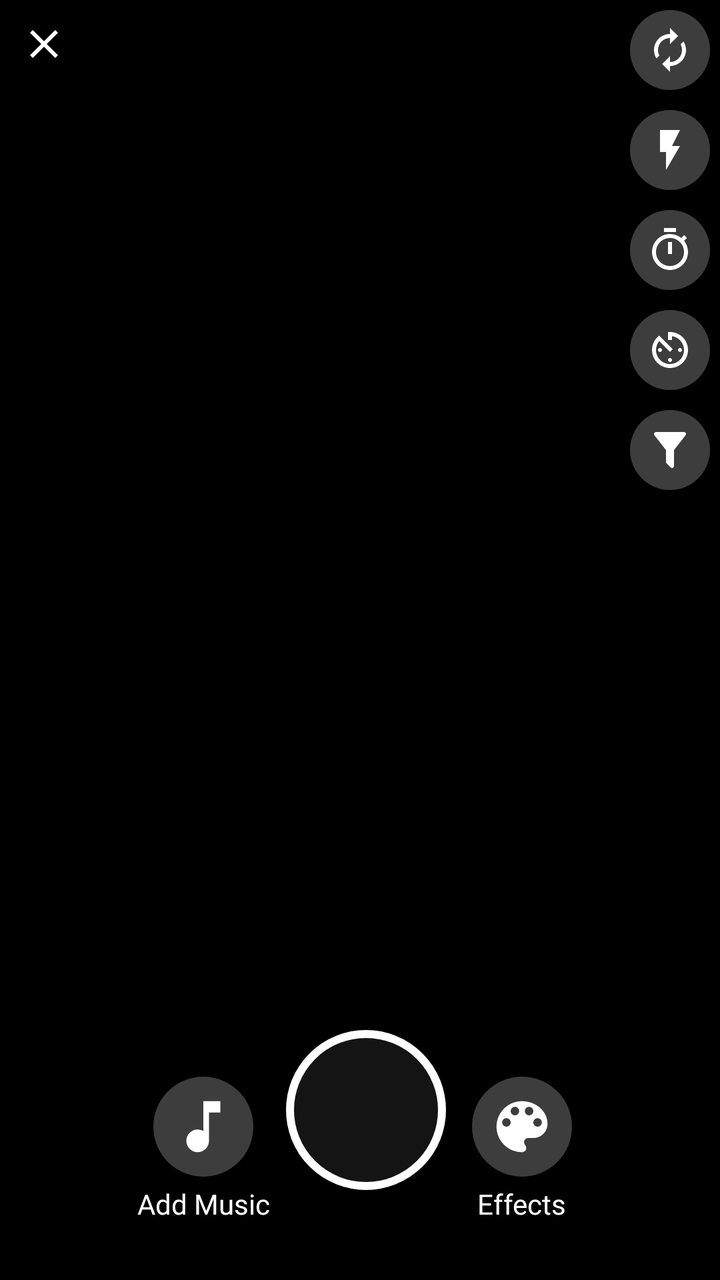
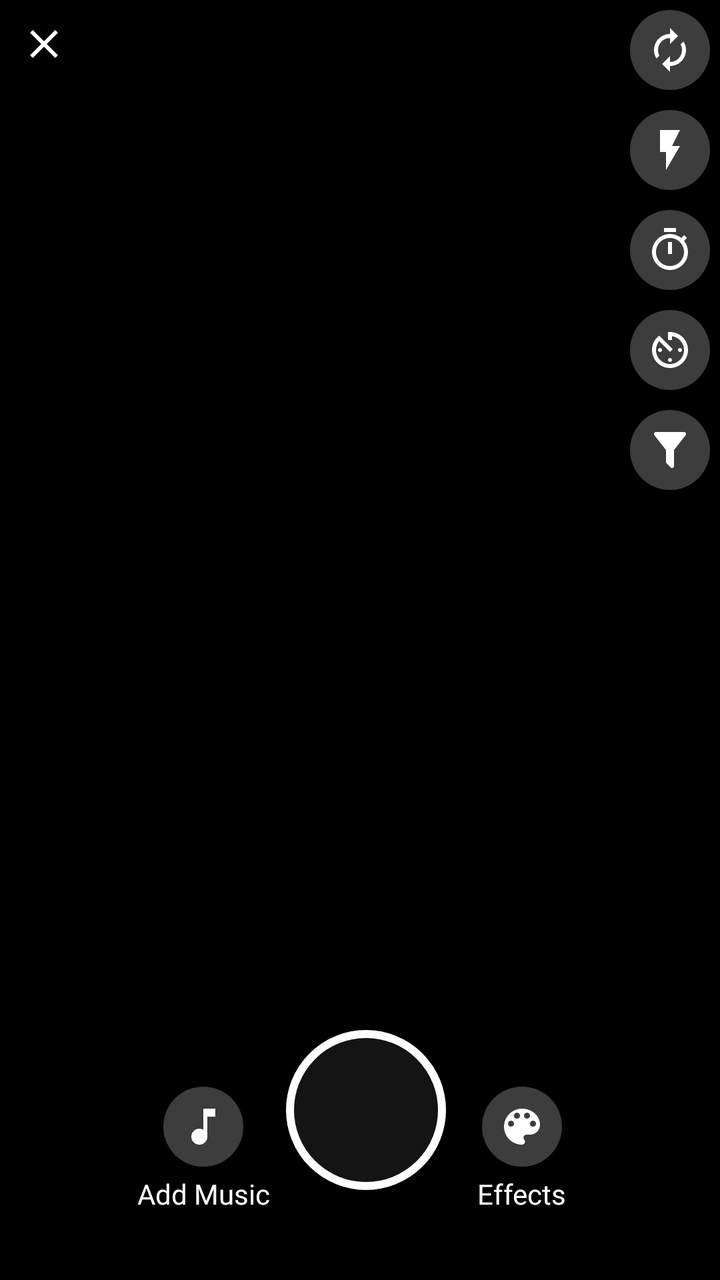

Before-and-after screenshots of an Android layout around one commit, followed by the original layout XML and the change that was made.
<!-- AndroidManifest.xml: application theme AppTheme -->
<!-- res/layout/fragment_selfie.xml -->
<?xml version="1.0" encoding="utf-8"?>
<RelativeLayout xmlns:android="http://schemas.android.com/apk/res/android"
    xmlns:tools="http://schemas.android.com/tools"
    xmlns:app="http://schemas.android.com/apk/res-auto"
    android:layout_width="match_parent"
    android:layout_height="match_parent"
    android:background="#000000">



    <TextureView
        android:id="@+id/texture_view_selfie"
        android:layout_width="match_parent"
        android:layout_height="match_parent"/>

    <ProgressBar
        android:id="@+id/video_progress_bar"
        android:layout_marginStart="4dp"
        android:layout_marginEnd="4dp"
        android:layout_marginTop="10dp"
        android:max="15"
        android:visibility="gone"
        style="@style/Widget.AppCompat.ProgressBar.Horizontal"
        android:layout_width="match_parent"
        android:layout_height="6dp"/>
    <ImageButton
        android:visibility="gone"
        android:layout_margin="5dp"
        android:id="@+id/back_btn"
        android:clickable="true"
        android:focusable="true"
        android:padding="@dimen/dp5"
        android:background="?attr/selectableItemBackgroundBorderless"
        android:layout_width="wrap_content"
        android:layout_height="wrap_content"
        android:src="@drawable/ic_arrow_back"/>

    <ImageButton
        android:layout_margin="5dp"
        android:layout_below="@id/video_progress_bar"
        android:id="@+id/close_btn"
        android:clickable="true"
        android:focusable="true"
        android:padding="@dimen/dp5"
        android:background="?attr/selectableItemBackgroundBorderless"
        android:layout_width="wrap_content"
        android:layout_height="wrap_content"
        android:src="@drawable/ic_clear"/>

    <include layout="@layout/cam_actions_layout" />

    <include layout="@layout/filter_layout" />

    <include layout="@layout/effects_layout"/>

    <include layout="@layout/snap_layout" />

</RelativeLayout>
<!-- res/layout/cam_actions_layout.xml (included above) -->
<?xml version="1.0" encoding="utf-8"?>
<LinearLayout xmlns:android="http://schemas.android.com/apk/res/android"
    android:layout_below="@id/video_progress_bar"
    xmlns:tools="http://schemas.android.com/tools"
    android:id="@+id/cam_actions_layout"
    android:layout_width="wrap_content"
    android:layout_height="wrap_content"
    android:layout_alignParentEnd="true"
    android:orientation="vertical"
    tools:showIn="@layout/fragment_selfie">

    <ImageButton
        style="@style/clickableImageButton"
        android:layout_margin="5dp"
        android:id="@+id/switch_cam_btn"
        android:layout_width="wrap_content"
        android:layout_height="wrap_content"
        android:src="@drawable/ic_autorenew" />

    <ImageButton
        android:layout_margin="5dp"
        style="@style/clickableImageButton"
        android:id="@+id/flash_toggle_btn"
        android:layout_width="wrap_content"
        android:layout_height="wrap_content"
        android:src="@drawable/ic_flash_on" />

    <ImageButton
        style="@style/clickableImageButton"
        android:layout_margin="5dp"
        android:id="@+id/timer_btn"
        android:layout_width="wrap_content"
        android:layout_height="wrap_content"
        android:src="@drawable/ic_timer" />

    <ImageButton
        style="@style/clickableImageButton"
        android:layout_margin="5dp"
        android:id="@+id/speed_btn"
        android:layout_width="wrap_content"
        android:layout_height="wrap_content"
        android:src="@drawable/ic_speed" />

    <ImageButton
        style="@style/clickableImageButton"
        android:layout_margin="5dp"
        android:id="@+id/filter_btn"
        android:layout_width="wrap_content"
        android:layout_height="wrap_content"
        android:src="@drawable/ic_filter" />
</LinearLayout>
<!-- res/layout/filter_layout.xml (included above) -->
<?xml version="1.0" encoding="utf-8"?>
<LinearLayout xmlns:app="http://schemas.android.com/apk/res-auto"
    xmlns:android="http://schemas.android.com/apk/res/android"
    xmlns:tools="http://schemas.android.com/tools"
    android:visibility="gone"
    android:background="#90000000"
    android:id="@+id/filter_layout"
    android:layout_width="match_parent"
    android:layout_height="wrap_content"
    android:layout_alignParentBottom="true"
    android:orientation="vertical"
    tools:showIn="@layout/fragment_selfie">

    <com.google.android.material.tabs.TabLayout
        app:tabTextAppearance="@style/tabTextAppearance"
        android:background="#90000000"
        app:tabTextColor="@android:color/white"
        app:tabIndicatorColor="@android:color/white"
        android:id="@+id/filter_tab"
        android:layout_width="match_parent"
        android:layout_height="wrap_content" />

    <com.xheghun.vidit.XheghunViewPager
        android:id="@+id/filter_viewpager"
        android:layout_width="match_parent"
        android:layout_height="wrap_content" />
</LinearLayout>
<!-- res/layout/effects_layout.xml (included above) -->
<?xml version="1.0" encoding="utf-8"?>
<LinearLayout xmlns:app="http://schemas.android.com/apk/res-auto"
    xmlns:android="http://schemas.android.com/apk/res/android"
    xmlns:tools="http://schemas.android.com/tools"
    android:visibility="gone"
    android:background="#90000000"
    android:id="@+id/effects_layout"
    android:layout_width="match_parent"
    android:layout_height="wrap_content"
    android:layout_alignParentBottom="true"
    android:orientation="vertical"
    tools:showIn="@layout/fragment_selfie">

    <com.google.android.material.tabs.TabLayout
        app:tabTextAppearance="@style/tabTextAppearance"
        android:background="#90000000"
        app:tabTextColor="@android:color/white"
        app:tabIndicatorColor="@android:color/white"
        android:id="@+id/effects_tab"
        android:layout_width="match_parent"
        android:layout_height="wrap_content" />

    <com.xheghun.vidit.XheghunViewPager
        android:id="@+id/effects_viewpager"
        android:layout_width="match_parent"
        android:layout_height="wrap_content" />
</LinearLayout>
<!-- res/layout/snap_layout.xml (included above) -->
<?xml version="1.0" encoding="utf-8"?>
<LinearLayout xmlns:android="http://schemas.android.com/apk/res/android"
    xmlns:tools="http://schemas.android.com/tools"
    xmlns:app="http://schemas.android.com/apk/res-auto"
    android:id="@+id/snap_layout"
    android:layout_width="match_parent"
    android:layout_height="wrap_content"
    android:padding="@dimen/dp5"
    android:layout_alignParentBottom="true"
    android:orientation="horizontal"
    android:gravity="center"
    tools:showIn="@layout/fragment_selfie">


    <RelativeLayout
        android:id="@+id/add_music_btn_layout"
        android:layout_width="wrap_content"
        android:layout_height="wrap_content"
        android:layout_marginEnd="8dp">
        <ImageButton
            android:layout_centerHorizontal="true"
            android:id="@+id/lt2"
            style="@style/clickableImageButton"
            android:layout_width="wrap_content"
            android:layout_height="wrap_content"
            android:src="@drawable/ic_music_note" />

        <TextView
            android:layout_centerHorizontal="true"
            android:layout_below="@id/lt2"
            android:layout_width="wrap_content"
            android:layout_height="wrap_content"
            android:layout_marginTop="4dp"
            android:fontFamily="@font/open_sans_bold"
            android:text="@string/add_music"
            android:textColor="@android:color/white" />

        <LinearLayout
            android:layout_width="60dp"
            android:layout_height="60dp"
            android:layout_centerInParent="true"
            android:orientation="vertical"
            android:id="@+id/add_music_btn"/>

    </RelativeLayout>

    <ImageButton
        android:layout_marginTop="10dp"
        android:layout_marginBottom="30dp"
        android:id="@+id/snap_btn"
        android:layout_width="wrap_content"
        android:layout_height="wrap_content"
        android:background="@drawable/circle_outline"
        android:clickable="true"
        android:focusable="true" />

    <com.google.android.material.floatingactionbutton.FloatingActionButton
        android:visibility="gone"
        android:id="@+id/selfie_next_btn"
        android:layout_marginBottom="20dp"
        android:layout_marginStart="10dp"
        app:fabSize="mini"
        android:layout_width="wrap_content"
        android:layout_height="wrap_content"
        android:src="@drawable/ic_arrow_forward"/>

    <RelativeLayout
        android:id="@+id/effects_btn_layout"
        android:layout_width="wrap_content"
        android:layout_height="wrap_content"
        android:layout_marginStart="8dp">
        <ImageButton
            android:id="@+id/lt1"
            android:layout_centerHorizontal="true"
            style="@style/clickableImageButton"
            android:layout_width="wrap_content"
            android:layout_height="wrap_content"
            android:src="@drawable/ic_color_lens" />

        <TextView
            android:layout_centerHorizontal="true"
            android:layout_below="@id/lt1"
            android:layout_width="wrap_content"
            android:layout_height="wrap_content"
            android:layout_marginTop="4dp"
            android:fontFamily="@font/open_sans_bold"
            android:text="@string/effects"
            android:textColor="@android:color/white" />

        <LinearLayout
            android:id="@+id/effects_btn"
            android:orientation="vertical"
            android:background="?attr/selectableItemBackgroundBorderless"
            android:layout_centerInParent="true"
            android:layout_width="60dp"
            android:layout_height="60dp"/>
    </RelativeLayout>
</LinearLayout>
<!-- resources referenced by this layout -->
<resources>
  <dimen name="dp5">5dp</dimen>
  <!-- drawable circle_outline (drawable) -->
  <?xml version="1.0" encoding="utf-8"?>
  <shape xmlns:android="http://schemas.android.com/apk/res/android" android:shape="oval">
   <stroke android:color="#ffffff"
       android:width="4dp"/>
      <corners android:radius="150dp"/>
      <solid android:color="#90242424"/>
      <size android:width="80dp"
          android:height="80dp"/>
  </shape>
  <!-- drawable ic_arrow_forward (drawable) -->
  <vector android:height="24dp" android:tint="#FFFFFF"
      android:viewportHeight="24.0" android:viewportWidth="24.0"
      android:width="24dp" xmlns:android="http://schemas.android.com/apk/res/android">
      <path android:fillColor="#FF000000" android:pathData="M12,4l-1.41,1.41L16.17,11H4v2h12.17l-5.58,5.59L12,20l8,-8z"/>
  </vector>
  <!-- drawable ic_clear (drawable) -->
  <vector android:height="24dp" android:tint="#FFFFFF"
      android:viewportHeight="24.0" android:viewportWidth="24.0"
      android:width="24dp" xmlns:android="http://schemas.android.com/apk/res/android">
      <path android:fillColor="#FF000000" android:pathData="M19,6.41L17.59,5 12,10.59 6.41,5 5,6.41 10.59,12 5,17.59 6.41,19 12,13.41 17.59,19 19,17.59 13.41,12z"/>
  </vector>
  <!-- drawable ic_color_lens (drawable) -->
  <vector android:height="34dp" android:tint="#FFFFFF"
      android:viewportHeight="24.0" android:viewportWidth="24.0"
      android:width="34dp" xmlns:android="http://schemas.android.com/apk/res/android">
      <path android:fillColor="#FF000000" android:pathData="M12,3c-4.97,0 -9,4.03 -9,9s4.03,9 9,9c0.83,0 1.5,-0.67 1.5,-1.5 0,-0.39 -0.15,-0.74 -0.39,-1.01 -0.23,-0.26 -0.38,-0.61 -0.38,-0.99 0,-0.83 0.67,-1.5 1.5,-1.5L16,16c2.76,0 5,-2.24 5,-5 0,-4.42 -4.03,-8 -9,-8zM6.5,12c-0.83,0 -1.5,-0.67 -1.5,-1.5S5.67,9 6.5,9 8,9.67 8,10.5 7.33,12 6.5,12zM9.5,8C8.67,8 8,7.33 8,6.5S8.67,5 9.5,5s1.5,0.67 1.5,1.5S10.33,8 9.5,8zM14.5,8c-0.83,0 -1.5,-0.67 -1.5,-1.5S13.67,5 14.5,5s1.5,0.67 1.5,1.5S15.33,8 14.5,8zM17.5,12c-0.83,0 -1.5,-0.67 -1.5,-1.5S16.67,9 17.5,9s1.5,0.67 1.5,1.5 -0.67,1.5 -1.5,1.5z"/>
  </vector>
  <!-- drawable ic_flash_on (drawable) -->
  <vector xmlns:android="http://schemas.android.com/apk/res/android"
          android:width="24dp"
          android:height="24dp"
          android:viewportWidth="24.0"
          android:viewportHeight="24.0">
      <path
          android:fillColor="#FFFFFF"
          android:pathData="M7,2v11h3v9l7,-12h-4l4,-8z"/>
  </vector>
  <!-- drawable ic_music_note (drawable) -->
  <vector android:height="34dp" android:tint="#FFFFFF"
      android:viewportHeight="24.0" android:viewportWidth="24.0"
      android:width="34dp" xmlns:android="http://schemas.android.com/apk/res/android">
      <path android:fillColor="#FF000000" android:pathData="M12,3v10.55c-0.59,-0.34 -1.27,-0.55 -2,-0.55 -2.21,0 -4,1.79 -4,4s1.79,4 4,4 4,-1.79 4,-4V7h4V3h-6z"/>
  </vector>
  <string name="add_music">Add Music</string>
  <string name="effects">Effects</string>
  <style name="clickableImageButton">
          <item name="android:background">@drawable/camera_action_bg</item>
          <item name="android:clickable">true</item>
          <item name="android:focusable">true</item>
          <item name="android:contentDescription">@string/app_name</item>
      </style>
  <style name="tabTextAppearance" parent="TextAppearance.MaterialComponents.Subtitle2">
          <item name="android:textAllCaps">false</item>
      </style>
  <style name="AppTheme" parent="Theme.MaterialComponents.Light.DarkActionBar">
  
          
          <item name="colorPrimary">@color/colorPrimary</item>
          <item name="colorPrimaryDark">@color/colorPrimaryDark</item>
          <item name="colorAccent">@color/colorAccent</item>
          <item name="android:alertDialogTheme">@style/dialogTheme</item>
          <item name="dialogCornerRadius">12dp</item>
      </style>
  <string name="app_name">TalkGap</string>
  <color name="colorPrimary">#2196F3</color>
  <color name="colorPrimaryDark">#1976D2</color>
  <color name="colorAccent">#607D8B</color>
  <!-- unchanged entries left out for length: 7 -->
</resources>

<!-- the commit's change to res/layout/fragment_selfie.xml (unified diff, before → after) -->
@@ -5,8 +5,6 @@
     android:layout_width="match_parent"
     android:layout_height="match_parent"
     android:background="#000000">
-
-
 
     <TextureView
         android:id="@+id/texture_view_selfie"
<!-- resource entries referenced after the edit -->
@@ -24,9 +24,9 @@
       <path android:fillColor="#FF000000" android:pathData="M19,6.41L17.59,5 12,10.59 6.41,5 5,6.41 10.59,12 5,17.59 6.41,19 12,13.41 17.59,19 19,17.59 13.41,12z"/>
   </vector>
   <!-- drawable ic_color_lens (drawable) -->
-  <vector android:height="34dp" android:tint="#FFFFFF"
+  <vector android:height="24dp" android:tint="#FFFFFF"
       android:viewportHeight="24.0" android:viewportWidth="24.0"
-      android:width="34dp" xmlns:android="http://schemas.android.com/apk/res/android">
+      android:width="24dp" xmlns:android="http://schemas.android.com/apk/res/android">
       <path android:fillColor="#FF000000" android:pathData="M12,3c-4.97,0 -9,4.03 -9,9s4.03,9 9,9c0.83,0 1.5,-0.67 1.5,-1.5 0,-0.39 -0.15,-0.74 -0.39,-1.01 -0.23,-0.26 -0.38,-0.61 -0.38,-0.99 0,-0.83 0.67,-1.5 1.5,-1.5L16,16c2.76,0 5,-2.24 5,-5 0,-4.42 -4.03,-8 -9,-8zM6.5,12c-0.83,0 -1.5,-0.67 -1.5,-1.5S5.67,9 6.5,9 8,9.67 8,10.5 7.33,12 6.5,12zM9.5,8C8.67,8 8,7.33 8,6.5S8.67,5 9.5,5s1.5,0.67 1.5,1.5S10.33,8 9.5,8zM14.5,8c-0.83,0 -1.5,-0.67 -1.5,-1.5S13.67,5 14.5,5s1.5,0.67 1.5,1.5S15.33,8 14.5,8zM17.5,12c-0.83,0 -1.5,-0.67 -1.5,-1.5S16.67,9 17.5,9s1.5,0.67 1.5,1.5 -0.67,1.5 -1.5,1.5z"/>
   </vector>
   <!-- drawable ic_flash_on (drawable) -->
@@ -40,9 +40,9 @@
           android:pathData="M7,2v11h3v9l7,-12h-4l4,-8z"/>
   </vector>
   <!-- drawable ic_music_note (drawable) -->
-  <vector android:height="34dp" android:tint="#FFFFFF"
+  <vector android:height="24dp" android:tint="#FFFFFF"
       android:viewportHeight="24.0" android:viewportWidth="24.0"
-      android:width="34dp" xmlns:android="http://schemas.android.com/apk/res/android">
+      android:width="24dp" xmlns:android="http://schemas.android.com/apk/res/android">
       <path android:fillColor="#FF000000" android:pathData="M12,3v10.55c-0.59,-0.34 -1.27,-0.55 -2,-0.55 -2.21,0 -4,1.79 -4,4s1.79,4 4,4 4,-1.79 4,-4V7h4V3h-6z"/>
   </vector>
   <string name="add_music">Add Music</string>
@@ -56,7 +56,7 @@
   <style name="tabTextAppearance" parent="TextAppearance.MaterialComponents.Subtitle2">
           <item name="android:textAllCaps">false</item>
       </style>
-  <style name="AppTheme" parent="Theme.MaterialComponents.Light.DarkActionBar">
+  <style name="AppTheme" parent="Theme.MaterialComponents.Light.NoActionBar">
   
           
           <item name="colorPrimary">@color/colorPrimary</item>
